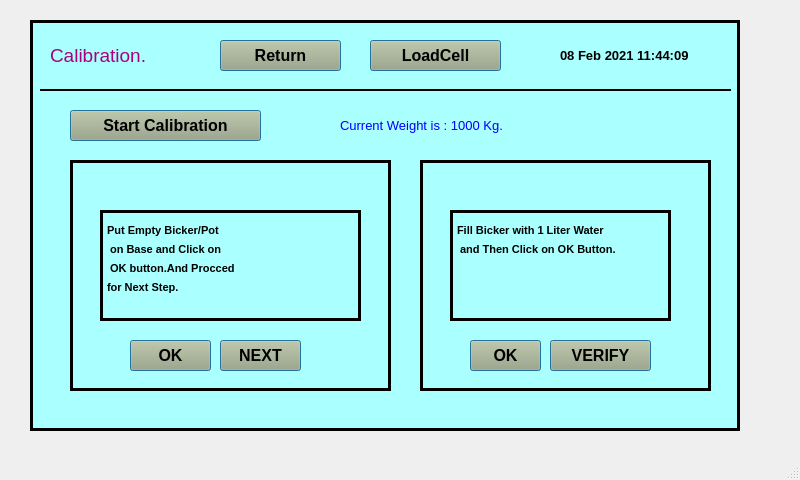
This is NSM02/ui/calibration_Page.ui in sanjaymanegit/testRepo as Qt 5 draws it before an edit. The edited form follows.
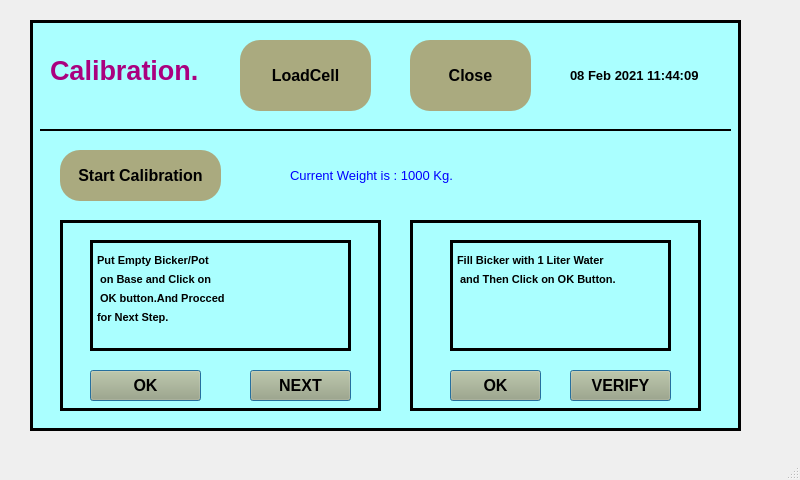
This is the edited form.

Patch:
```diff
--- a/NSM02/ui/calibration_Page.ui
+++ b/NSM02/ui/calibration_Page.ui
@@ -19,7 +19,7 @@
      <rect>
       <x>30</x>
       <y>20</y>
-      <width>710</width>
+      <width>711</width>
       <height>411</height>
      </rect>
     </property>
@@ -42,8 +42,8 @@
     <widget class="QLabel" name="label">
      <property name="geometry">
       <rect>
-       <x>530</x>
-       <y>20</y>
+       <x>540</x>
+       <y>40</y>
        <width>151</width>
        <height>31</height>
       </rect>
@@ -63,10 +63,10 @@
     <widget class="QPushButton" name="pushButton_7">
      <property name="geometry">
       <rect>
-       <x>40</x>
-       <y>90</y>
-       <width>191</width>
-       <height>31</height>
+       <x>30</x>
+       <y>130</y>
+       <width>161</width>
+       <height>51</height>
       </rect>
      </property>
      <property name="font">
@@ -79,6 +79,7 @@
      </property>
      <property name="styleSheet">
       <string notr="true">background-color: rgb(170, 170, 127);
+border-radius:20px;
 </string>
      </property>
      <property name="text">
@@ -99,14 +100,16 @@
       <rect>
        <x>20</x>
        <y>20</y>
-       <width>141</width>
-       <height>31</height>
+       <width>151</width>
+       <height>61</height>
       </rect>
      </property>
      <property name="font">
       <font>
        <family>Arial</family>
-       <pointsize>14</pointsize>
+       <pointsize>20</pointsize>
+       <weight>75</weight>
+       <bold>true</bold>
       </font>
      </property>
      <property name="styleSheet">
@@ -119,10 +122,10 @@
     <widget class="QFrame" name="frame_2">
      <property name="geometry">
       <rect>
-       <x>40</x>
-       <y>140</y>
+       <x>30</x>
+       <y>200</y>
        <width>321</width>
-       <height>231</height>
+       <height>191</height>
       </rect>
      </property>
      <property name="frameShape">
@@ -137,9 +140,9 @@
      <widget class="QPushButton" name="pushButton_8">
       <property name="geometry">
        <rect>
-        <x>60</x>
-        <y>180</y>
-        <width>81</width>
+        <x>30</x>
+        <y>150</y>
+        <width>111</width>
         <height>31</height>
        </rect>
       </property>
@@ -171,9 +174,9 @@
      <widget class="QPushButton" name="pushButton_11">
       <property name="geometry">
        <rect>
-        <x>150</x>
-        <y>180</y>
-        <width>81</width>
+        <x>190</x>
+        <y>150</y>
+        <width>101</width>
         <height>31</height>
        </rect>
       </property>
@@ -206,7 +209,7 @@
       <property name="geometry">
        <rect>
         <x>30</x>
-        <y>50</y>
+        <y>20</y>
         <width>261</width>
         <height>111</height>
        </rect>
@@ -241,10 +244,10 @@
     <widget class="QFrame" name="frame_3">
      <property name="geometry">
       <rect>
-       <x>390</x>
-       <y>140</y>
+       <x>380</x>
+       <y>200</y>
        <width>291</width>
-       <height>231</height>
+       <height>191</height>
       </rect>
      </property>
      <property name="font">
@@ -267,9 +270,9 @@
      <widget class="QPushButton" name="pushButton_9">
       <property name="geometry">
        <rect>
-        <x>50</x>
-        <y>180</y>
-        <width>71</width>
+        <x>40</x>
+        <y>150</y>
+        <width>91</width>
         <height>31</height>
        </rect>
       </property>
@@ -301,8 +304,8 @@
      <widget class="QPushButton" name="pushButton_12">
       <property name="geometry">
        <rect>
-        <x>130</x>
-        <y>180</y>
+        <x>160</x>
+        <y>150</y>
         <width>101</width>
         <height>31</height>
        </rect>
@@ -335,8 +338,8 @@
      <widget class="QTextEdit" name="textEdit_2">
       <property name="geometry">
        <rect>
-        <x>30</x>
-        <y>50</y>
+        <x>40</x>
+        <y>20</y>
         <width>221</width>
         <height>111</height>
        </rect>
@@ -363,8 +366,8 @@
     <widget class="QLabel" name="label_5">
      <property name="geometry">
       <rect>
-       <x>310</x>
-       <y>90</y>
+       <x>260</x>
+       <y>140</y>
        <width>351</width>
        <height>31</height>
       </rect>
@@ -385,10 +388,10 @@
     <widget class="QPushButton" name="pushButton_10">
      <property name="geometry">
       <rect>
-       <x>190</x>
+       <x>380</x>
        <y>20</y>
        <width>121</width>
-       <height>31</height>
+       <height>71</height>
       </rect>
      </property>
      <property name="font">
@@ -401,10 +404,11 @@
      </property>
      <property name="styleSheet">
       <string notr="true">background-color: rgb(170, 170, 127);
+border-radius:20px;
 </string>
      </property>
      <property name="text">
-      <string>Return</string>
+      <string>Close</string>
      </property>
      <property name="autoDefault">
       <bool>true</bool>
@@ -420,7 +424,7 @@
      <property name="geometry">
       <rect>
        <x>10</x>
-       <y>60</y>
+       <y>100</y>
        <width>691</width>
        <height>20</height>
       </rect>
@@ -438,10 +442,10 @@
     <widget class="QPushButton" name="pushButton_13">
      <property name="geometry">
       <rect>
-       <x>340</x>
+       <x>210</x>
        <y>20</y>
        <width>131</width>
-       <height>31</height>
+       <height>71</height>
       </rect>
      </property>
      <property name="font">
@@ -454,6 +458,7 @@
      </property>
      <property name="styleSheet">
       <string notr="true">background-color: rgb(170, 170, 127);
+border-radius:20px;
 </string>
      </property>
      <property name="text">
```
